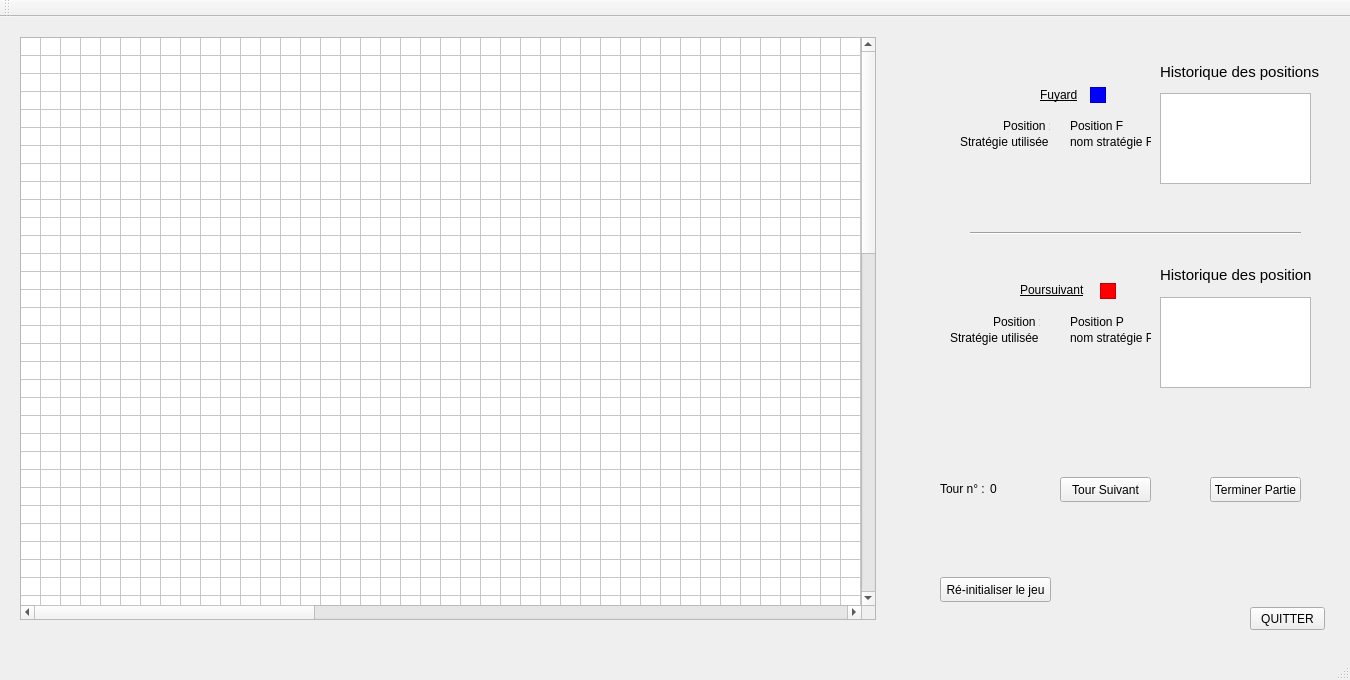
Before: the Qt Designer form mainwindow.ui in L3TZ/CoursePoursuite, drawn with Qt 5.
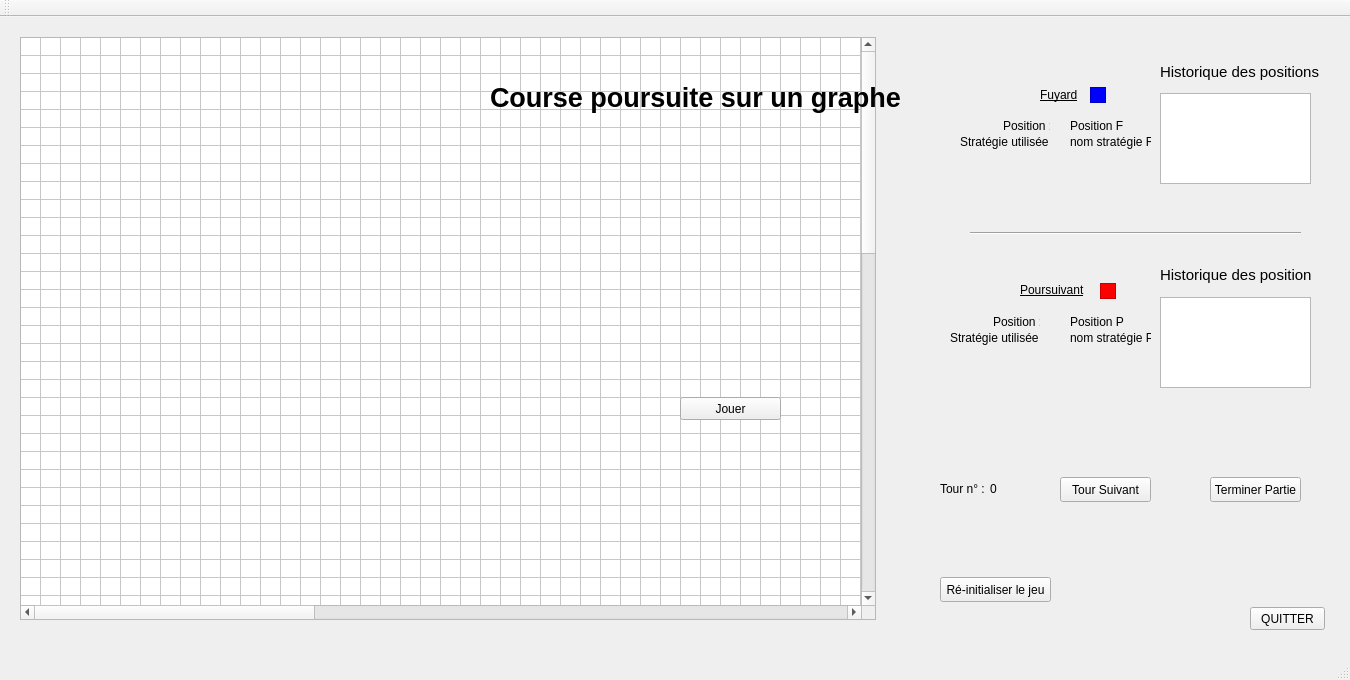
After: the same form once the commit is applied.

Commit message: Ajout des elements pour avoir une fenetre de menu - non fini

```diff
--- a/mainwindow.ui
+++ b/mainwindow.ui
@@ -64,9 +64,32 @@
       <height>583</height>
      </rect>
     </property>
+    <property name="minimumSize">
+     <size>
+      <width>0</width>
+      <height>0</height>
+     </size>
+    </property>
+    <property name="font">
+     <font>
+      <weight>50</weight>
+      <bold>false</bold>
+      <strikeout>false</strikeout>
+      <stylestrategy>PreferDefault</stylestrategy>
+     </font>
+    </property>
+    <property name="frameShape">
+     <enum>QFrame::StyledPanel</enum>
+    </property>
+    <property name="frameShadow">
+     <enum>QFrame::Sunken</enum>
+    </property>
     <property name="editTriggers">
      <set>QAbstractItemView::NoEditTriggers</set>
     </property>
+    <property name="textElideMode">
+     <enum>Qt::ElideRight</enum>
+    </property>
     <property name="showGrid">
      <bool>true</bool>
     </property>
@@ -588,6 +611,39 @@
      <string>Ré-initialiser le jeu</string>
     </property>
    </widget>
+   <widget class="QLabel" name="coursePoursuite">
+    <property name="geometry">
+     <rect>
+      <x>490</x>
+      <y>20</y>
+      <width>461</width>
+      <height>121</height>
+     </rect>
+    </property>
+    <property name="font">
+     <font>
+      <pointsize>20</pointsize>
+      <weight>75</weight>
+      <bold>true</bold>
+     </font>
+    </property>
+    <property name="text">
+     <string>Course poursuite sur un graphe</string>
+    </property>
+   </widget>
+   <widget class="QPushButton" name="jouer">
+    <property name="geometry">
+     <rect>
+      <x>680</x>
+      <y>380</y>
+      <width>101</width>
+      <height>23</height>
+     </rect>
+    </property>
+    <property name="text">
+     <string>Jouer</string>
+    </property>
+   </widget>
   </widget>
   <widget class="QMenuBar" name="menuBar">
    <property name="geometry">
```
The commit also changes 3 other files.
